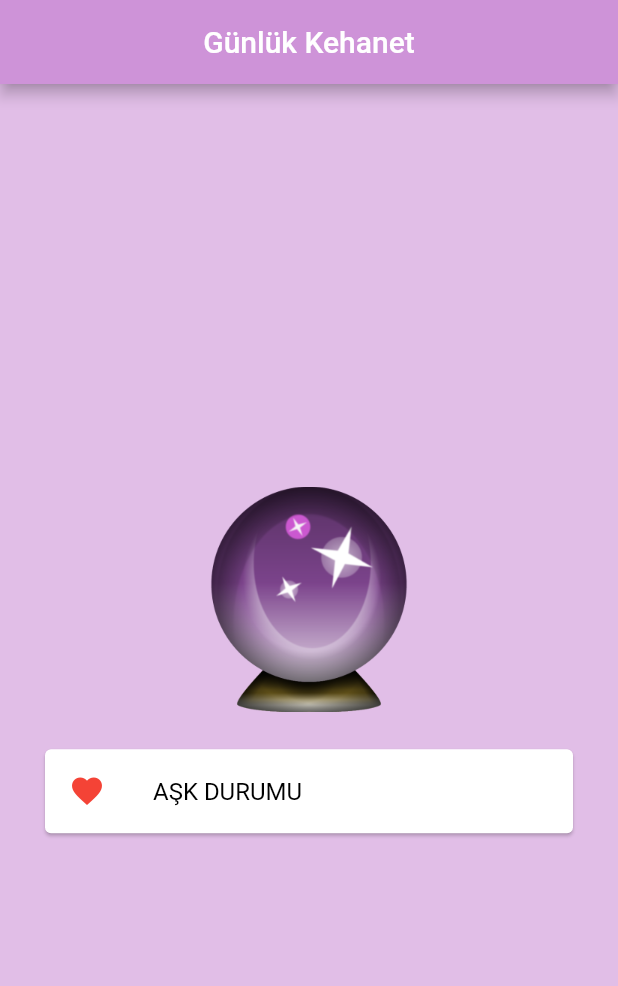
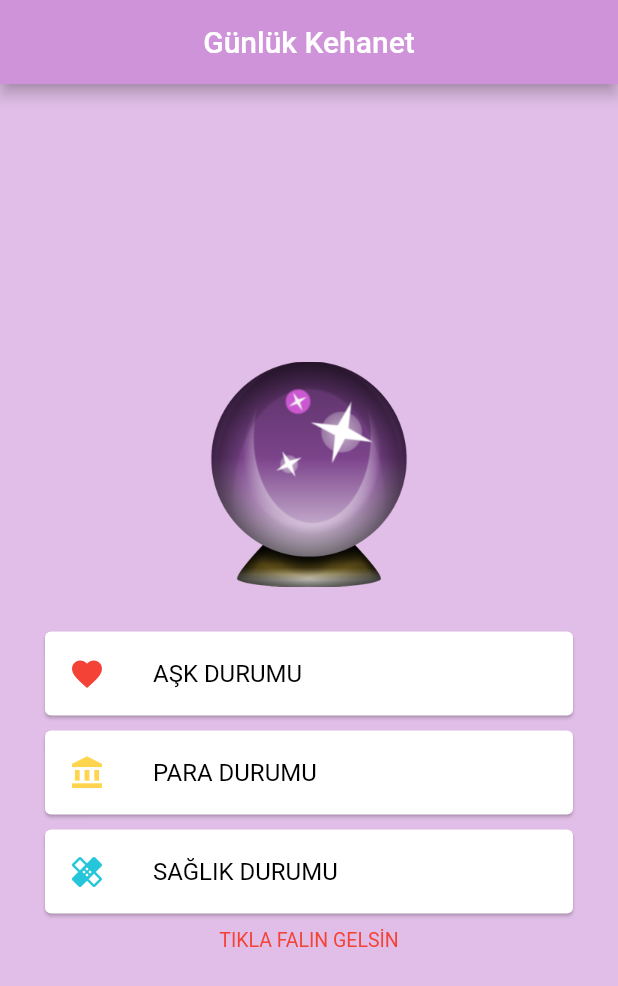
Before and after one commit to EmranDenizz/kahin, a Flutter app: the screen it shows after launch, on a phone screen of 412 x 824 dp. Shown: the top 986 px of the screen. Run offline on Flutter 3.47's test engine with Material 2 defaults, Android fonts, the phone set to English and light mode, and no system bars.

Commit message:
application is completed.

```diff
--- a/lib/main.dart
+++ b/lib/main.dart
@@ -43,11 +43,11 @@ class _DailyProphecyState extends State<DailyProphecy> {
     'PARA: Bugün, başkalarına yardım, destek ve hizmet duygunuzun yüksek olduğu bir gün olabilir, hayır, bağış işlerinde yer alabilirsiniz.',
     'PARA: Bugün kendinize güveniniz oldukça yüksek, ancak bu size pek fayda getirmeyebilir, bağlantılarınız size verdikleri destekten şüphelenebilirler. Sakin hareket edin, bir adım geri durun, ve paradan çok sağlığınızla ilgilenin.',
     'PARA: Para kaynaklarımız ile ilgili detaylar bu dönem dikkat etmelisiniz. Ayrıca maddi konularda ve harcamalarda uzun süredir sizi meşgul eden bir konuda karara varabilirsiniz, yakınlarınızdan veya eşinizden karar alırken yardım isteyin.',
-    'TAVSİYE: Bugün meraklı kişiliğini ön plana çıkartarak insanlara soru sormaktan çekinme ',
-    'TAVSİYE: Bugün daha önce hiç fark etmediğin şeylerin hep orada olduğunu fark edebilirsin, sadece biraz daha dikkatli olmaya çalış',
-    'TAVSİYE: Bugün ikili ilişkilerinde daha aktif ve verici olmaya çalışabilirsin, aynı fikirde olduğun insanları daha dikkatli dinlemeye ve sorgulamaya başla',
-    'TAVSİYE: Bugün sadece işine odaklan, dikkatini dağıtacak her türlü nesne ve sosyal medyadan uzaklaşmak kendini daha mutlu hissettirebilir',
-    'TAVSİYE: Bugün tek başına biraz yürüyüş yap, çocukluğunda dinlediğin şarkıları aç ve o zamanlar oynadığın oyunları hayal et'
+    'SAĞLIK: Bugün biraz baş ağrısı çekebilirsin. Sakin kal ve gülümse iki gözüm. Bu hayat Ronaldo ya bile acımadı sonuçta.',
+    'SAĞLIK: Bugün daha önce hiç fark etmediğin şeylerin hep orada olduğunu fark edebilirsin, sadece biraz daha dikkatli olmaya çalış',
+    'SAĞLIK: Bugün ikili ilişkilerinde daha aktif ve verici olmaya çalışabilirsin, aynı fikirde olduğun insanları daha dikkatli dinlemeye ve sorgulamaya başla',
+    'SAĞLIK: Bugün sadece işine odaklan, dikkatini dağıtacak her türlü nesne ve sosyal medyadan uzaklaşmak kendini daha mutlu hissettirebilir',
+    'SAĞLIK: Bugün tek başına biraz yürüyüş yap, çocukluğunda dinlediğin şarkıları aç ve o zamanlar oynadığın oyunları hayal et'
   ];
 
   @override
@@ -69,7 +69,7 @@ class _DailyProphecyState extends State<DailyProphecy> {
               child: Image.asset('images/falci.png'),
             ),
             Card(
-              margin: EdgeInsets.only(left: 30, right: 30),
+              margin: EdgeInsets.symmetric(vertical: 5, horizontal: 30),
               child: ListTile(
                 leading: Icon(
                   Icons.favorite,
@@ -84,6 +84,52 @@ class _DailyProphecyState extends State<DailyProphecy> {
                 },
               ),
             ),
+            Card(
+              margin: EdgeInsets.symmetric(vertical: 5, horizontal: 30),
+              child: ListTile(
+                leading: Icon(
+                  Icons.account_balance,
+                  color: Color(0xffFFD54F),
+                ),
+                title:
+                    Text('PARA DURUMU', style: TextStyle(color: Colors.black)),
+                onTap: () {
+                  setState(() {
+                    options = Random().nextInt(5) + 6;
+                  });
+                },
+              ),
+            ),
+            Card(
+              margin: EdgeInsets.symmetric(vertical: 5, horizontal: 30),
+              child: ListTile(
+                leading: Icon(
+                  Icons.healing,
+                  color: Color(0xff26C6DA),
+                ),
+                title: Text(
+                  'SAĞLIK DURUMU',
+                  style: TextStyle(color: Colors.black),
+                ),
+                onTap: () {
+                  setState(() {
+                    options = Random().nextInt(5) + 11;
+                  });
+                },
+              ),
+            ),
+            Container(
+              padding: EdgeInsets.symmetric(horizontal: 25),
+              width: double.infinity,
+              child: Padding(
+                padding: EdgeInsets.symmetric(vertical: 5, horizontal: 30),
+                child: Text(
+                  dailyProphecy[options],
+                  style: TextStyle(fontSize: 13, color: Colors.red),
+                  textAlign: TextAlign.center,
+                ),
+              ),
+            )
           ],
         ),
       ),
```
